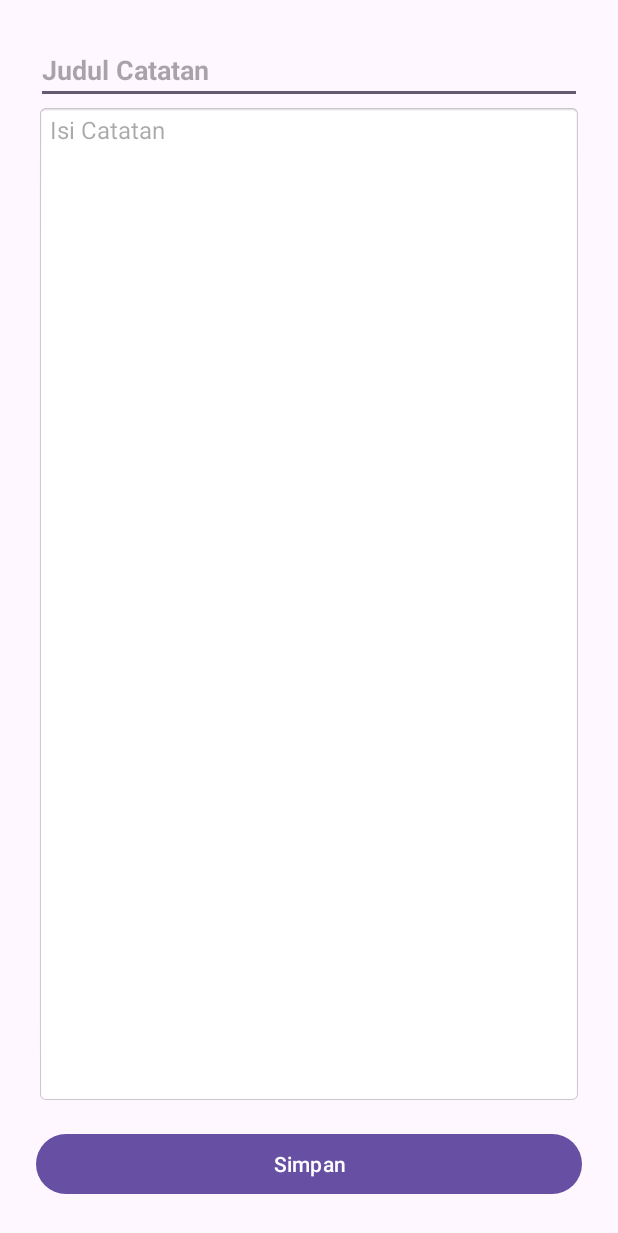
After one commit to ghilmanzikra/Memo-Ku, an Android app: the AddNoteActivity screen opened directly, with no data from a screen before it, on a phone screen of 412 x 824 dp. The commit adds this screen. Shown: the top 1233 px of the screen. Run offline under Robolectric (Android 15) with nearby library versions, the phone set to English and light mode, and no system bars; our stand-ins replace Room's generated code.

Commit message:
yang kedua

```diff
--- a/app/build.gradle.kts
+++ b/app/build.gradle.kts
@@ -46,4 +46,9 @@ dependencies {
     testImplementation(libs.junit)
     androidTestImplementation(libs.ext.junit)
     androidTestImplementation(libs.espresso.core)
+
+    implementation(libs.room.runtime)
+    annotationProcessor(libs.room.compiler)
+
+
 }
--- a/app/src/main/AndroidManifest.xml
+++ b/app/src/main/AndroidManifest.xml
@@ -12,6 +12,9 @@
         android:supportsRtl="true"
         android:theme="@style/Theme.MemoKu"
         tools:targetApi="31">
+        <activity
+            android:name=".ui.AddNoteActivity"
+            android:exported="false" />
         <activity
             android:name=".auth.RegisterActivity"
             android:exported="false" />
--- /dev/null
+++ b/app/src/main/java/com/example/memo_ku/database/NoteDao.java
@@ -0,0 +1,22 @@
+package com.example.memo_ku.database;
+
+import androidx.room.Dao;
+import androidx.room.Delete;
+import androidx.room.Insert;
+import androidx.room.Query;
+
+import com.example.memo_ku.model.Note;
+
+import java.util.List;
+
+@Dao
+public interface NoteDao {
+    @Query("SELECT * FROM notes")
+    List<Note> getAllNotes();
+
+    @Insert
+    void insertNote(Note note);
+
+    @Delete
+    void deleteNote(Note note);
+}
--- /dev/null
+++ b/app/src/main/java/com/example/memo_ku/database/NoteDatabase.java
@@ -0,0 +1,28 @@
+package com.example.memo_ku.database;
+
+import android.content.Context;
+
+import androidx.room.Database;
+import androidx.room.Room;
+import androidx.room.RoomDatabase;
+
+import com.example.memo_ku.model.Note;
+
+@Database(entities = {Note.class}, version = 1)
+public abstract class NoteDatabase extends RoomDatabase {
+
+    private static NoteDatabase INSTANCE;
+
+    public abstract NoteDao noteDao();
+
+    public static synchronized NoteDatabase getInstance(Context context) {
+        if (INSTANCE == null) {
+            INSTANCE = Room.databaseBuilder(context.getApplicationContext(),
+                            NoteDatabase.class, "memo_ku_db")
+                    .allowMainThreadQueries() // Boleh untuk tugas/UTS, production jangan pakai ini ya
+                    .fallbackToDestructiveMigration()
+                    .build();
+        }
+        return INSTANCE;
+    }
+}
--- /dev/null
+++ b/app/src/main/java/com/example/memo_ku/ui/AddNoteActivity.java
@@ -0,0 +1,63 @@
+package com.example.memo_ku.ui;
+
+import android.os.Bundle;
+import android.text.TextUtils;
+import android.widget.Button;
+import android.widget.EditText;
+import android.widget.Toast;
+
+import androidx.appcompat.app.AppCompatActivity;
+
+import com.example.memo_ku.R;
+import com.example.memo_ku.database.NoteDatabase;
+import com.example.memo_ku.model.Note;
+
+public class AddNoteActivity extends AppCompatActivity {
+
+    EditText etTitle, etContent;
+    Button btnSave;
+    NoteDatabase db;
+
+    int noteId = -1;
+
+    @Override
+    protected void onCreate(Bundle savedInstanceState) {
+        super.onCreate(savedInstanceState);
+        setContentView(R.layout.activity_add_note);
+
+        etTitle = findViewById(R.id.etTitle);
+        etContent = findViewById(R.id.etContent);
+        btnSave = findViewById(R.id.btnSave);
+
+        db = NoteDatabase.getInstance(this);
+
+        // Ambil data intent (kalau dari edit)
+        noteId = getIntent().getIntExtra("note_id", -1);
+        if (noteId != -1) {
+            etTitle.setText(getIntent().getStringExtra("title"));
+            etContent.setText(getIntent().getStringExtra("content"));
+        }
+
+        btnSave.setOnClickListener(v -> {
+            String title = etTitle.getText().toString().trim();
+            String content = etContent.getText().toString().trim();
+
+            if (TextUtils.isEmpty(title) || TextUtils.isEmpty(content)) {
+                Toast.makeText(this, "Harap isi semua kolom", Toast.LENGTH_SHORT).show();
+                return;
+            }
+
+            if (noteId == -1) {
+                db.noteDao().insertNote(new Note(title, content));
+            } else {
+                Note updated = new Note(title, content);
+                updated.id = noteId;
+                db.noteDao().deleteNote(new Note("", "")); // sederhana dulu
+                db.noteDao().insertNote(updated); // bisa dioptimasi pakai @Update
+            }
+
+            Toast.makeText(this, "Catatan disimpan", Toast.LENGTH_SHORT).show();
+            finish();
+        });
+    }
+}
--- /dev/null
+++ b/app/src/main/res/layout/activity_add_note.xml
@@ -0,0 +1,34 @@
+<?xml version="1.0" encoding="utf-8"?>
+<LinearLayout
+    xmlns:android="http://schemas.android.com/apk/res/android"
+    android:layout_width="match_parent"
+    android:layout_height="match_parent"
+    android:orientation="vertical"
+    android:padding="24dp">
+
+    <EditText
+        android:id="@+id/etTitle"
+        android:layout_width="match_parent"
+        android:layout_height="wrap_content"
+        android:hint="Judul Catatan"
+        android:textSize="18sp"
+        android:textStyle="bold"/>
+
+    <EditText
+        android:id="@+id/etContent"
+        android:layout_width="match_parent"
+        android:layout_height="0dp"
+        android:layout_weight="1"
+        android:hint="Isi Catatan"
+        android:textSize="16sp"
+        android:gravity="top"
+        android:inputType="textMultiLine"
+        android:background="@android:drawable/editbox_background_normal"/>
+
+    <Button
+        android:id="@+id/btnSave"
+        android:layout_width="match_parent"
+        android:layout_height="wrap_content"
+        android:text="Simpan"
+        android:layout_marginTop="16dp" />
+</LinearLayout>
--- a/gradle/libs.versions.toml
+++ b/gradle/libs.versions.toml
@@ -1,4 +1,5 @@
 [versions]
+room = "2.6.1"
 agp = "8.8.0"
 junit = "4.13.2"
 junitVersion = "1.2.1"
@@ -27,6 +28,8 @@ credentials = { group = "androidx.credentials", name = "credentials", version.re
 credentials-play-services-auth = { group = "androidx.credentials", name = "credentials-play-services-auth", version.ref = "credentialsPlayServicesAuth" }
 googleid = { group = "com.google.android.libraries.identity.googleid", name = "googleid", version.ref = "googleid" }
 firebase-database = { group = "com.google.firebase", name = "firebase-database", version.ref = "firebaseDatabase" }
+room-runtime = { module = "androidx.room:room-runtime", version.ref = "room" }
+room-compiler = { module = "androidx.room:room-compiler", version.ref = "room" }
 
 [plugins]
 android-application = { id = "com.android.application", version.ref = "agp" }
```
Also changed, not shown: app/src/main/java/com/example/memo_ku/adapter/NoteAdapter.java (added, +83 -0 lines), app/src/main/java/com/example/memo_ku/model/Note.java (added, +18 -0 lines), app/src/main/java/com/example/memo_ku/ui/MainActivity.java (+80 -8 lines), app/src/main/res/layout/activity_main.xml (+28 -8 lines), app/src/main/res/layout/item_note.xml (added, +33 -0 lines), app/src/main/res/menu/bottom_nav_menu.xml (added, +14 -0 lines), app/src/main/res/drawable/ic_catatan.png (added), app/src/main/res/drawable/ic_gallery.png (added), app/src/main/res/drawable/ic_home.png (added).
